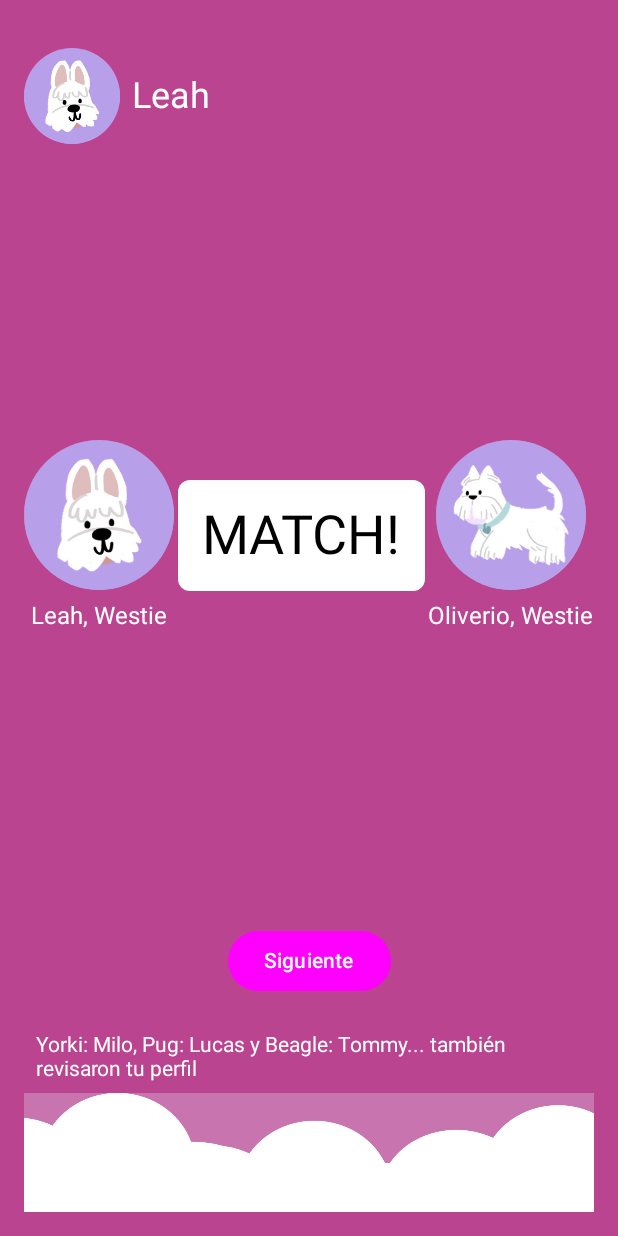
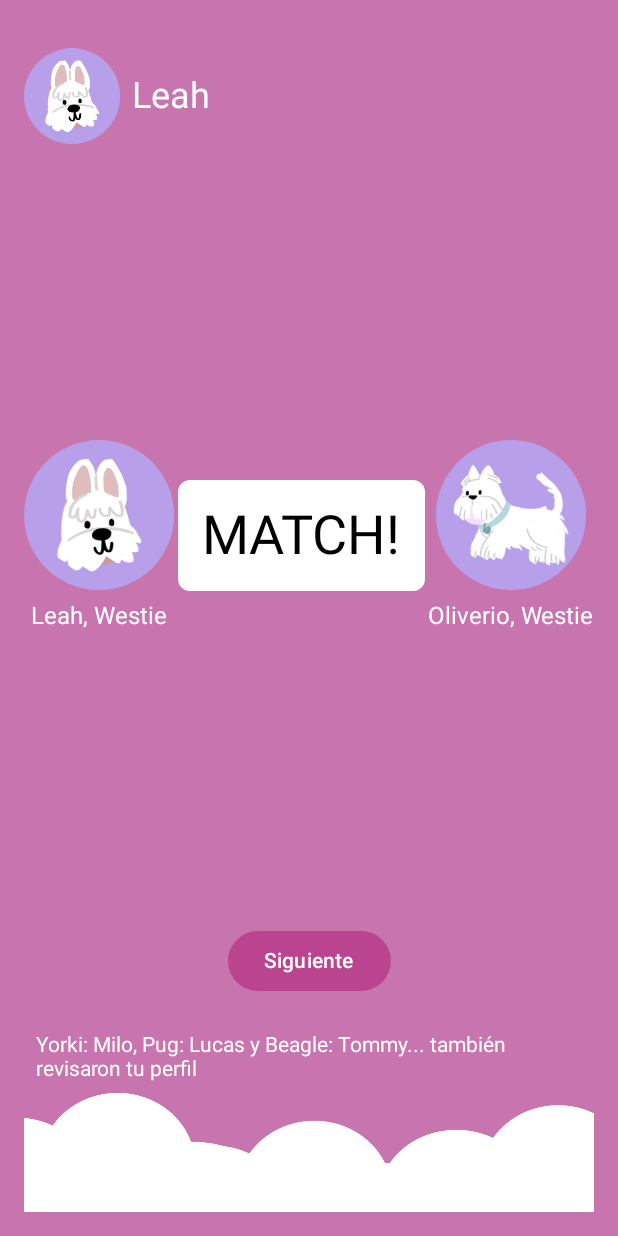
Before and after one commit to CamiR24/Proyecto_plataformasM-viles, an Android app built with Jetpack Compose: the @Preview function DefaultPreview, on a phone screen of 412 x 824 dp. Run offline under Robolectric (Android 15) with nearby library versions, the phone set to English and light mode, and no system bars.

Commit message:
Ver 1.1 Cambios colores

```diff
--- a/app/src/main/java/com/example/match/MainActivity.kt
+++ b/app/src/main/java/com/example/match/MainActivity.kt
@@ -16,6 +16,7 @@ import androidx.compose.ui.Alignment
 import androidx.compose.ui.Modifier
 import androidx.compose.ui.draw.clip
 import androidx.compose.ui.graphics.Color
+import androidx.compose.ui.res.colorResource
 import androidx.compose.ui.res.painterResource
 import androidx.compose.ui.tooling.preview.Preview
 import androidx.compose.ui.unit.dp
@@ -37,7 +38,7 @@ fun DogMatchScreen() {
     Box(
         modifier = Modifier
             .fillMaxSize()
-            .background(Color(0xFFbb4491))
+            .background(colorResource(id = R.color.Fondo))
     ) {
         Column(
             modifier = Modifier
@@ -68,7 +69,7 @@ fun LeahProfileSection() {
             modifier = Modifier
                 .size(64.dp)
                 .clip(CircleShape)
-                .background(Color(0xFFb8a0e8)) // Color del círculo
+                .background(Color(0xFFb8a0e8))
         )
         Spacer(modifier = Modifier.width(8.dp))
         // Nombre de Leah
@@ -115,7 +116,7 @@ fun CircularProfile(name: String, imageRes: Int) {
             modifier = Modifier
                 .size(100.dp)
                 .clip(CircleShape)
-                .background(Color(0xFFb8a0e8)) // Color del círculo
+                .background(colorResource(id = R.color.circlePurple))
         )
         Spacer(modifier = Modifier.height(8.dp))
         //intento de nombre curvado
@@ -136,7 +137,7 @@ fun NextButtonAndClouds() {
         //boton a siguiente nav
         Button(
             onClick = { /* pam pam a noti o chat? */ },
-            colors = ButtonDefaults.buttonColors(containerColor = Color.Magenta)
+            colors = ButtonDefaults.buttonColors(colorResource(id = R.color.petPurple))
         ) {
             Text(text = "Siguiente", color = Color.White)
         }
--- a/app/src/main/res/values/colors.xml
+++ b/app/src/main/res/values/colors.xml
@@ -9,4 +9,5 @@
     <color name="white">#FFFFFFFF</color>
     <color name="petPurple">#bb4491</color>
     <color name="circlePurple">#b8a0e8</color>"
+    <color name="Fondo">#C875AF</color>"
 </resources>
```
Also changed, not shown: app/src/main/res/drawable-nodpi/oliveropfp.png.
